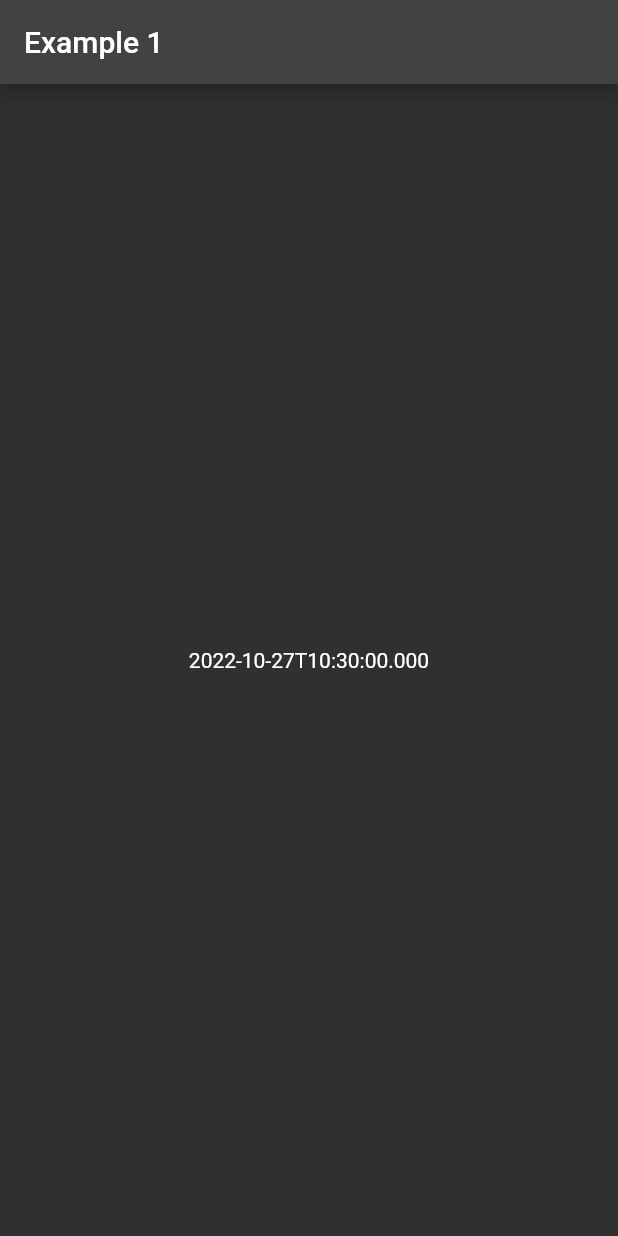
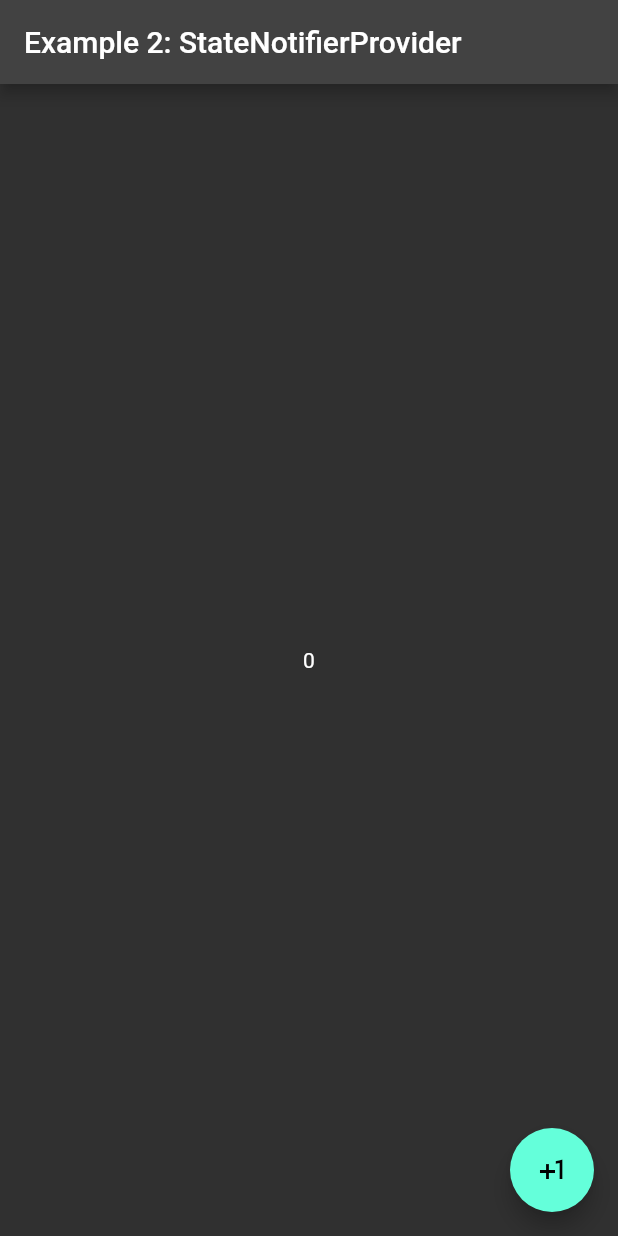
Before and after one commit to jinyongnan810/riverpod2, a Flutter app: the screen it shows after launch, on a phone screen of 412 x 824 dp. Run offline on Flutter 3.47's test engine with Material 2 defaults, Android fonts, the phone set to English and light mode, and no system bars; our stand-ins replace hooks_riverpod.

Commit message:
StateNotifier & StateNotifierProvider

```diff
--- a/example1/lib/main.dart
+++ b/example1/lib/main.dart
@@ -12,7 +12,7 @@ class MyApp extends StatelessWidget {
   @override
   Widget build(BuildContext context) {
     return MaterialApp(
-      title: '',
+      title: 'Example 2: StateNotifierProvider',
       themeMode: ThemeMode.dark,
       darkTheme: ThemeData.dark(),
       home: const HomePage(),
@@ -20,6 +20,7 @@ class MyApp extends StatelessWidget {
   }
 }
 
+/* Example 1
 final dateTimeProvider = Provider<DateTime>((ref) => DateTime.now());
 
 class HomePage extends ConsumerWidget {
@@ -29,8 +30,41 @@ class HomePage extends ConsumerWidget {
   Widget build(BuildContext context, WidgetRef ref) {
     final date = ref.watch(dateTimeProvider);
     return Scaffold(
-      appBar: AppBar(title: const Text('Example 1')),
+      appBar: AppBar(title: const Text('Example 1: Basic Provider')),
       body: Center(child: Text(date.toIso8601String())),
     );
   }
 }
+*/
+
+class Counter extends StateNotifier<int> {
+  Counter() : super(0);
+  void increment() {
+    state += 1;
+  }
+}
+
+final counterProvider = StateNotifierProvider<Counter, int>(
+  (ref) => Counter(),
+);
+
+class HomePage extends ConsumerWidget {
+  const HomePage({super.key});
+
+  @override
+  Widget build(BuildContext context, WidgetRef ref) {
+    return Scaffold(
+      appBar: AppBar(title: const Text('Example 2: StateNotifierProvider')),
+      body: Consumer(builder: ((context, ref, child) {
+        final count = ref.watch(counterProvider);
+        return Center(child: Text(count.toString()));
+      })),
+      floatingActionButton: FloatingActionButton(
+        child: const Icon(Icons.plus_one),
+        onPressed: () {
+          ref.read(counterProvider.notifier).increment();
+        },
+      ),
+    );
+  }
+}
```
